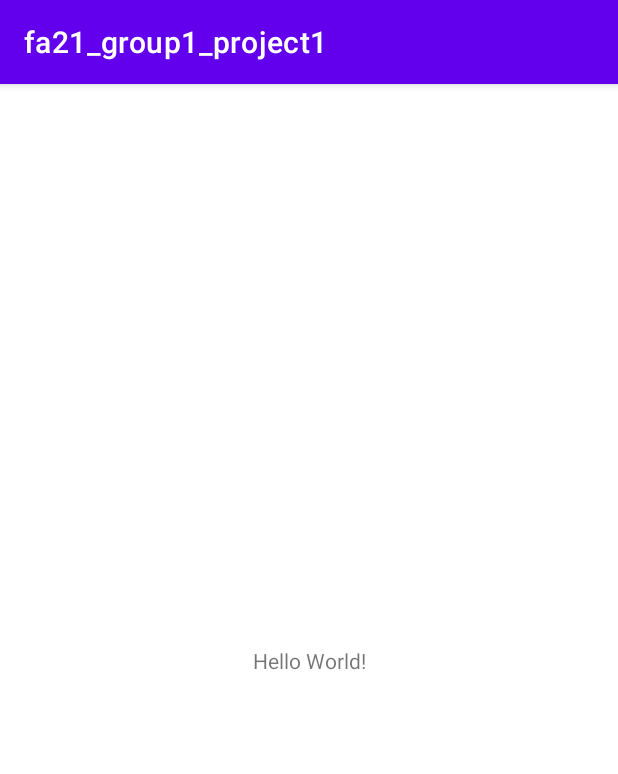
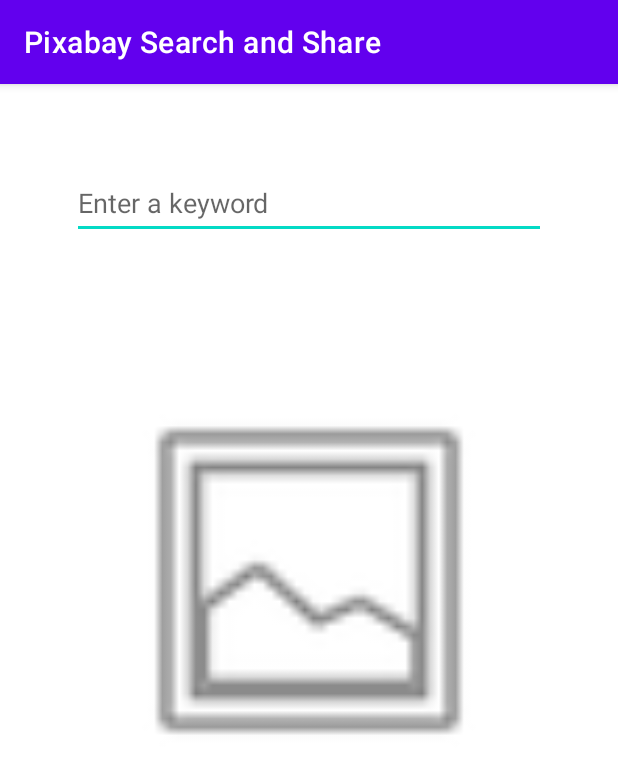
Before and after one commit to katgrose/fa21_group1_project1, an Android app: the screen it shows after launch (MainActivity), on a phone screen of 412 x 824 dp. Shown: the top 774 px of the screen. Run offline under Robolectric (Android 15) with nearby library versions, the phone set to English and light mode, and no system bars.

Commit message:
Basic main display layout in place

```diff
--- a/app/src/main/AndroidManifest.xml
+++ b/app/src/main/AndroidManifest.xml
@@ -5,7 +5,7 @@
     <application
         android:allowBackup="true"
         android:icon="@mipmap/ic_launcher"
-        android:label="@string/app_name"
+        android:label="Pixabay Search and Share"
         android:roundIcon="@mipmap/ic_launcher_round"
         android:supportsRtl="true"
         android:theme="@style/Theme.Fa21_group1_project1">
--- a/app/src/main/res/layout/activity_main.xml
+++ b/app/src/main/res/layout/activity_main.xml
@@ -6,13 +6,32 @@
     android:layout_height="match_parent"
     tools:context=".MainActivity">
 
-    <TextView
-        android:layout_width="wrap_content"
-        android:layout_height="wrap_content"
-        android:text="Hello World!"
+    <com.google.android.material.textfield.TextInputEditText
+        android:id="@+id/textInputEditText"
+        android:layout_width="316dp"
+        android:layout_height="48dp"
+        android:layout_marginStart="48dp"
+        android:layout_marginTop="55dp"
+        android:layout_marginEnd="48dp"
+        android:layout_marginBottom="600dp"
+        android:hint="Enter a keyword"
         app:layout_constraintBottom_toBottomOf="parent"
-        app:layout_constraintLeft_toLeftOf="parent"
-        app:layout_constraintRight_toRightOf="parent"
-        app:layout_constraintTop_toTopOf="parent" />
+        app:layout_constraintEnd_toEndOf="parent"
+        app:layout_constraintHorizontal_bias="1.0"
+        app:layout_constraintStart_toStartOf="parent"
+        app:layout_constraintTop_toTopOf="parent"
+        app:layout_constraintVertical_bias="0.0" />
+
+    <ImageView
+        android:id="@+id/imageView2"
+        android:layout_width="268dp"
+        android:layout_height="355dp"
+        android:layout_marginStart="75dp"
+        android:layout_marginTop="50dp"
+        android:layout_marginEnd="75dp"
+        app:layout_constraintEnd_toEndOf="parent"
+        app:layout_constraintStart_toStartOf="parent"
+        app:layout_constraintTop_toBottomOf="@+id/textInputEditText"
+        app:srcCompat="@android:drawable/ic_menu_gallery" />
 
 </androidx.constraintlayout.widget.ConstraintLayout>
```
